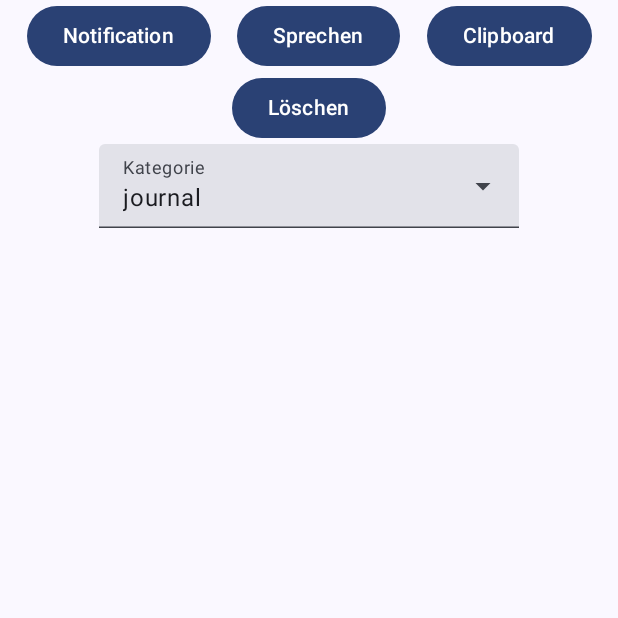
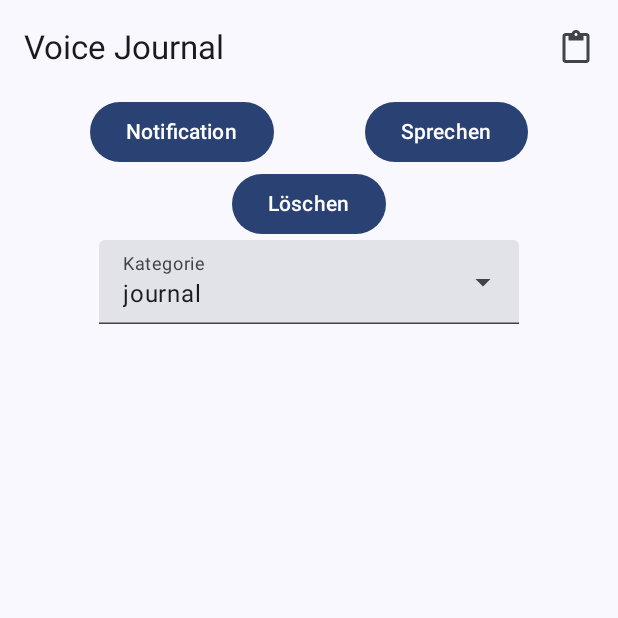
Before and after one commit to strangeoptics/voicejournal, an Android app built with Jetpack Compose: the screen it shows after launch (MainActivity), on a phone screen of 412 x 824 dp, the top half of it. Run offline under Robolectric (Android 15) with nearby library versions, the phone set to English and light mode, and no system bars; our stand-ins replace Room's generated code.

Commit message:
added TopAppBar and moved the clipboard function to it

```diff
--- a/app/build.gradle.kts
+++ b/app/build.gradle.kts
@@ -51,6 +51,7 @@ dependencies {
     implementation(libs.androidx.compose.ui.graphics)
     implementation(libs.androidx.compose.ui.tooling.preview)
     implementation(libs.androidx.compose.material3)
+    implementation("androidx.compose.material:material-icons-extended")
     implementation(libs.androidx.room.runtime)
     implementation(libs.androidx.room.ktx)
     ksp(libs.androidx.room.compiler)
--- a/app/src/main/java/com/example/voicejournal/MainActivity.kt
+++ b/app/src/main/java/com/example/voicejournal/MainActivity.kt
@@ -26,15 +26,20 @@ import androidx.compose.foundation.layout.fillMaxWidth
 import androidx.compose.foundation.layout.padding
 import androidx.compose.foundation.lazy.LazyColumn
 import androidx.compose.foundation.lazy.items
+import androidx.compose.material.icons.Icons
+import androidx.compose.material.icons.filled.ContentPaste
 import androidx.compose.material3.Button
 import androidx.compose.material3.DropdownMenuItem
 import androidx.compose.material3.ExperimentalMaterial3Api
 import androidx.compose.material3.ExposedDropdownMenuBox
 import androidx.compose.material3.ExposedDropdownMenuDefaults
+import androidx.compose.material3.Icon
+import androidx.compose.material3.IconButton
 import androidx.compose.material3.MenuAnchorType
 import androidx.compose.material3.Scaffold
 import androidx.compose.material3.Text
 import androidx.compose.material3.TextField
+import androidx.compose.material3.TopAppBar
 import androidx.compose.runtime.Composable
 import androidx.compose.runtime.collectAsState
 import androidx.compose.runtime.getValue
@@ -83,6 +88,7 @@ class MainActivity : ComponentActivity() {
 
         setContent {
             VoicejournalTheme {
+                val context = LocalContext.current
                 val category by selectedCategory
 
                 val threeDaysAgo = remember {
@@ -91,12 +97,35 @@ class MainActivity : ComponentActivity() {
                     }.timeInMillis
                 }
                 val entries by dao.getEntriesSince(threeDaysAgo).collectAsState(initial = emptyList())
+                val filteredEntries = entries.filter { it.title == category }
+                val textToShow = filteredEntries.joinToString("\n") { entry ->
+                    val date = LocalDateTime.ofInstant(Instant.ofEpochMilli(entry.timestamp), ZoneId.systemDefault())
+                    val formatter = DateTimeFormatter.ofPattern("yyyy-MM-dd HH:mm")
+                    "[${date.format(formatter)}] ${entry.content}"
+                }
 
 
-                Scaffold(modifier = Modifier.fillMaxSize()) { innerPadding ->
+                Scaffold(
+                    modifier = Modifier.fillMaxSize(),
+                    topBar = {
+                        TopAppBar(
+                            title = { Text("Voice Journal") },
+                            actions = {
+                                IconButton(onClick = {
+                                    val clipboardManager = context.getSystemService(Context.CLIPBOARD_SERVICE) as ClipboardManager
+                                    val clip = ClipData.newPlainText("VoiceJournal", textToShow)
+                                    clipboardManager.setPrimaryClip(clip)
+                                    Toast.makeText(context, "In die Zwischenablage kopiert", Toast.LENGTH_SHORT).show()
+                                }) {
+                                    Icon(Icons.Filled.ContentPaste, contentDescription = "In die Zwischenablage kopieren")
+                                }
+                            }
+                        )
+                    }
+                ) { innerPadding ->
                     Greeting(
                         modifier = Modifier.padding(innerPadding),
-                        entries = entries,
+                        entries = filteredEntries,
                         categories = categories,
                         selectedCategory = category,
                         onCategoryChange = { selectedCategory.value = it },
@@ -246,13 +275,6 @@ fun Greeting(
         }
     )
 
-    val filteredEntries = entries.filter { it.title == selectedCategory }
-    val textToShow = filteredEntries.joinToString("\n") { entry ->
-        val date = LocalDateTime.ofInstant(Instant.ofEpochMilli(entry.timestamp), ZoneId.systemDefault())
-        val formatter = DateTimeFormatter.ofPattern("yyyy-MM-dd HH:mm")
-        "[${date.format(formatter)}] ${entry.content}"
-    }
-
     Column(
         modifier = modifier.fillMaxSize(),
         verticalArrangement = Arrangement.Top,
@@ -290,14 +312,6 @@ fun Greeting(
                 }
             }) {
                 Text(text = "Sprechen")
-            }
-            Button(onClick = {
-                val clipboardManager = context.getSystemService(Context.CLIPBOARD_SERVICE) as ClipboardManager
-                val clip = ClipData.newPlainText("VoiceJournal", textToShow)
-                clipboardManager.setPrimaryClip(clip)
-                Toast.makeText(context, "In die Zwischenablage kopiert", Toast.LENGTH_SHORT).show()
-            }) {
-                Text(text = "Clipboard")
             }
         }
         Row(
@@ -344,7 +358,7 @@ fun Greeting(
                 .fillMaxWidth()
                 .padding(16.dp)
         ) {
-            items(filteredEntries) { entry ->
+            items(entries) { entry ->
                 val date = LocalDateTime.ofInstant(Instant.ofEpochMilli(entry.timestamp), ZoneId.systemDefault())
                 val formatter = DateTimeFormatter.ofPattern("yyyy-MM-dd HH:mm")
                 Text(text = "[${date.format(formatter)}] ${entry.content}")
@@ -399,9 +413,10 @@ fun GreetingPreview() {
                 JournalEntry(id = 2, title = "todo", content = "This is a todo preview.", timestamp = System.currentTimeMillis())
             )
         }
+        val filteredEntries = entries.filter { it.title == selectedCategory }
 
         Greeting(
-            entries = entries,
+            entries = filteredEntries,
             categories = categories,
             selectedCategory = selectedCategory,
             onCategoryChange = { selectedCategory = it },
```
